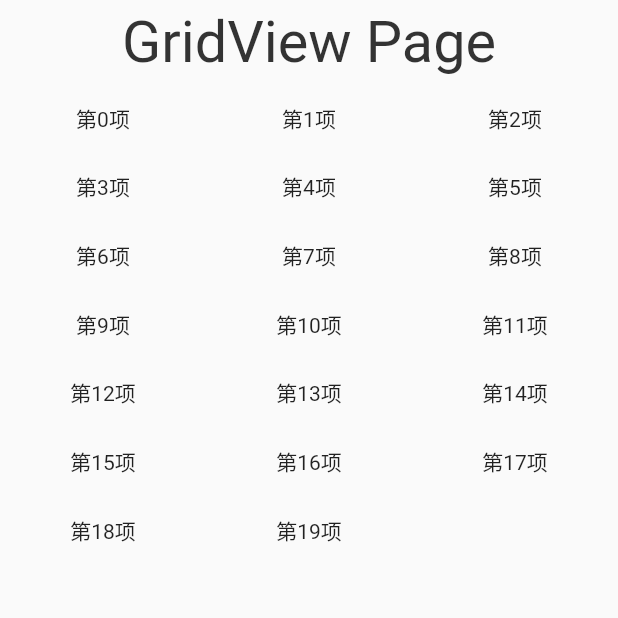
After one commit to shouzhong/demo1, a Flutter app: the GridViewPage screen opened directly, on a phone screen of 412 x 824 dp, the top half of it. The commit adds this screen. Run offline on Flutter 3.47's test engine with Material 2 defaults, Android fonts, the phone set to English and light mode, and no system bars; our stand-ins replace cached_network_image, dio, flutter_easyrefresh, fluttertoast.

Commit message:
2020-06-18

```diff
--- /dev/null
+++ b/lib/grid_view_page.dart
@@ -0,0 +1,30 @@
+import 'package:demo1/my_app_bar.dart';
+import 'package:flutter/material.dart';
+
+import 'utils.dart';
+
+class GridViewPage extends StatefulWidget {
+  @override
+  State<StatefulWidget> createState() {
+    return _GridViewPageState();
+  }
+}
+
+class _GridViewPageState extends State<GridViewPage> {
+  @override
+  Widget build(BuildContext context) {
+    return Scaffold(
+      appBar: MyAppBar(title: "GridView Page",),
+      body: GridView.count(
+        crossAxisCount: 3,
+        childAspectRatio: 3,
+        children: [
+          for (int i = 0; i < 20; i++) Container(
+            alignment: Alignment.center,
+            child: Text("第$i项"),
+          ),
+        ],
+      ),
+    );
+  }
+}
--- a/lib/route_page.dart
+++ b/lib/route_page.dart
@@ -12,10 +12,14 @@ import 'package:demo1/fitted_box_page.dart';
 import 'package:demo1/flow_page.dart';
 import 'package:demo1/fractionally_sized_box_page.dart';
 import 'package:demo1/future_builder_page.dart';
+import 'package:demo1/grid_view_page.dart';
 import 'package:demo1/intrinsic_page.dart';
 import 'package:demo1/list_view_page.dart';
+import 'package:demo1/load_page.dart';
 import 'package:demo1/overflow_box_page.dart';
 import 'package:demo1/padding_page.dart';
+import 'package:demo1/refresh_indicator_page.dart';
+import 'package:demo1/refresh_page.dart';
 import 'package:demo1/row_page.dart';
 import 'package:demo1/sized_box_page.dart';
 import 'package:demo1/stack_page.dart';
@@ -62,7 +66,11 @@ class _RoutePageState extends State<RoutePage> {
     "Wrap",
     "ListView",
     "CustomMultiChildLayout",
+    "GridView",
+    "RefreshIndicator",
     "FutureBuilder",
+    "Load",
+    "Refresh",
   ];
 
   @override
@@ -105,7 +113,11 @@ class _RoutePageState extends State<RoutePage> {
                     item == "Wrap" ? WrapPage() :
                     item == "ListView" ? ListViewPage() :
                     item == "CustomMultiChildLayout" ? CustomMultiChildLayoutPage() :
+                    item == "GridView" ? GridViewPage() :
+                    item == "RefreshIndicator" ? RefreshIndicatorPage() :
                     item == "FutureBuilder" ? FutureBuilderPage() :
+                    item == "Load" ? LoadPage() :
+                    item == "Refresh" ? RefreshPage() :
                     null;
                   Navigator.push(context, MaterialPageRoute(builder: (context) => w));
                 },
--- a/pubspec.yaml
+++ b/pubspec.yaml
@@ -37,6 +37,8 @@ dependencies:
   image_picker: ^0.6.7+1
   # sp
   shared_preferences: ^0.5.7+3
+  # refresh
+  flutter_easyrefresh: ^2.1.1
 
 dev_dependencies:
   flutter_test:
```
Also changed, not shown: lib/future_builder_page.dart (+17 -32 lines), lib/load_page.dart (added, +55 -0 lines), lib/refresh_indicator_page.dart (added, +43 -0 lines), lib/refresh_page.dart (added, +60 -0 lines), pubspec.lock.
